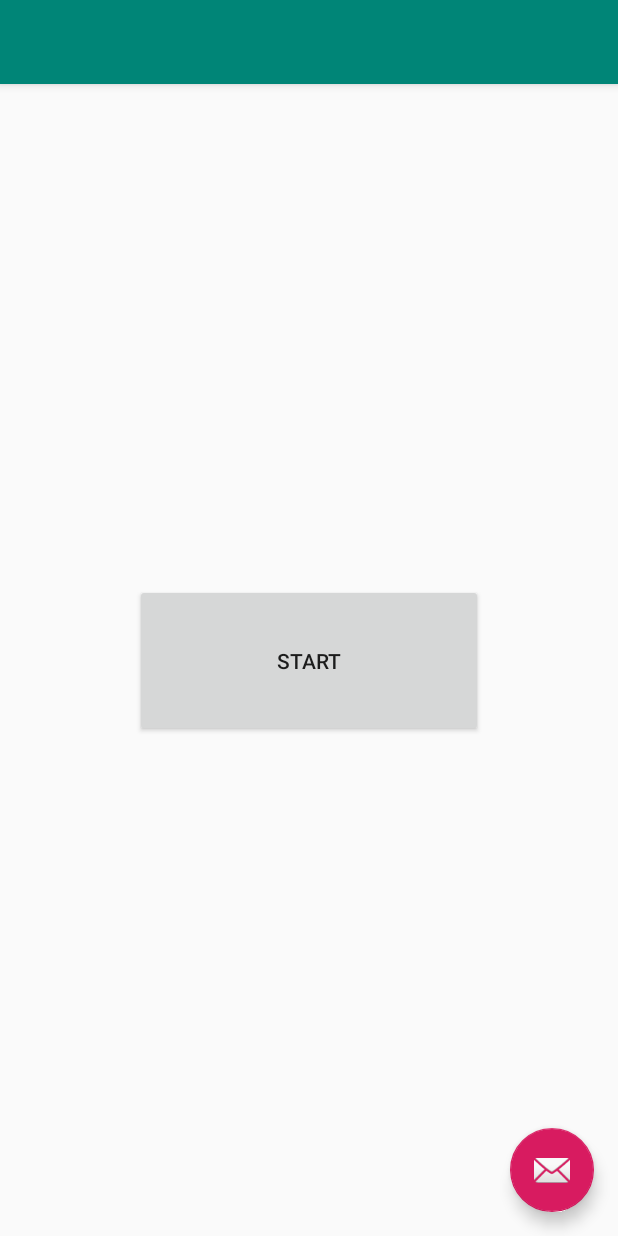
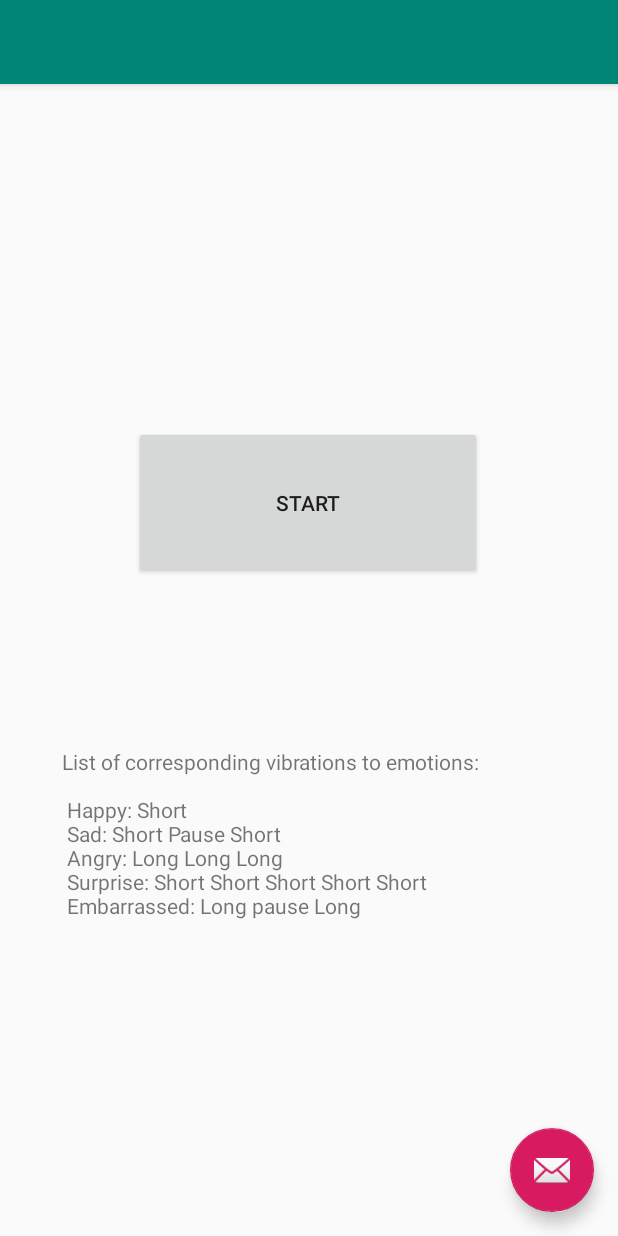
Before and after one commit to hacker-alliance/FeelReveal, an Android app: the screen it shows after launch (MainPage), on a phone screen of 412 x 824 dp. Run offline under Robolectric (Android 15) with nearby library versions, the light colour scheme and no system bars.

Commit message:
Document instructions on vibration behavior

```diff
--- a/app/src/main/res/layout/content_main_page.xml
+++ b/app/src/main/res/layout/content_main_page.xml
@@ -12,10 +12,25 @@
         android:id="@+id/button"
         android:layout_width="232dp"
         android:layout_height="102dp"
+        android:onClick="launchActivity"
         android:text="Start"
-        android:onClick="launchActivity"
         app:layout_constraintBottom_toBottomOf="parent"
         app:layout_constraintEnd_toEndOf="parent"
+        app:layout_constraintHorizontal_bias="0.497"
         app:layout_constraintStart_toStartOf="parent"
-        app:layout_constraintTop_toTopOf="parent" />
+        app:layout_constraintTop_toTopOf="parent"
+        app:layout_constraintVertical_bias="0.342" />
+
+    <TextView
+        android:id="@+id/textView2"
+        android:layout_width="328dp"
+        android:layout_height="144dp"
+        android:text="List of corresponding vibrations to emotions:\n\n Happy: Short\n Sad: Short Pause Short\n Angry: Long Long Long\n Surprise: Short Short Short Short Short\n Embarrassed: Long pause Long"
+        app:layout_constraintBottom_toBottomOf="parent"
+        app:layout_constraintEnd_toEndOf="parent"
+        app:layout_constraintHorizontal_bias="0.493"
+        app:layout_constraintStart_toStartOf="parent"
+        app:layout_constraintTop_toBottomOf="@+id/button"
+        app:layout_constraintVertical_bias="0.381" />
+
 </androidx.constraintlayout.widget.ConstraintLayout>
```
